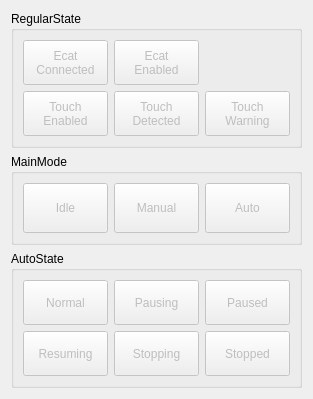
windsgo/edm_project, file App/InfoPanel/InfoPanel.ui: the form before one commit.
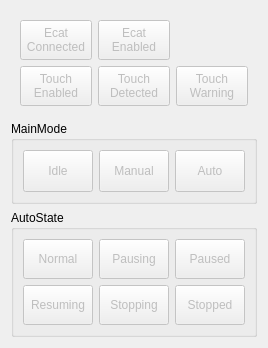
The form after the commit.

What changed in the file:
```diff
--- a/App/InfoPanel/InfoPanel.ui
+++ b/App/InfoPanel/InfoPanel.ui
@@ -6,37 +6,16 @@
    <rect>
     <x>0</x>
     <y>0</y>
-    <width>309</width>
-    <height>399</height>
+    <width>264</width>
+    <height>348</height>
    </rect>
   </property>
   <property name="windowTitle">
    <string>Form</string>
   </property>
-  <layout class="QVBoxLayout" name="verticalLayout">
-   <item>
-    <widget class="QGroupBox" name="groupBox_regularstate">
-     <property name="sizePolicy">
-      <sizepolicy hsizetype="Preferred" vsizetype="Preferred">
-       <horstretch>0</horstretch>
-       <verstretch>0</verstretch>
-      </sizepolicy>
-     </property>
-     <property name="minimumSize">
-      <size>
-       <width>0</width>
-       <height>0</height>
-      </size>
-     </property>
-     <property name="maximumSize">
-      <size>
-       <width>16777215</width>
-       <height>16777215</height>
-      </size>
-     </property>
-     <property name="title">
-      <string>RegularState</string>
-     </property>
+  <layout class="QGridLayout" name="gridLayout_3">
+   <item row="0" column="0">
+    <widget class="QWidget" name="widget" native="true">
      <layout class="QGridLayout" name="gridLayout">
       <item row="0" column="0">
        <widget class="QPushButton" name="pb_display_ecat_connected">
@@ -51,8 +30,8 @@
         </property>
         <property name="minimumSize">
          <size>
-          <width>85</width>
-          <height>45</height>
+          <width>70</width>
+          <height>40</height>
          </size>
         </property>
         <property name="maximumSize">
@@ -73,6 +52,41 @@
         </property>
        </widget>
       </item>
+      <item row="0" column="1">
+       <widget class="QPushButton" name="pb_display_ecat_enabled">
+        <property name="enabled">
+         <bool>false</bool>
+        </property>
+        <property name="sizePolicy">
+         <sizepolicy hsizetype="Preferred" vsizetype="Preferred">
+          <horstretch>0</horstretch>
+          <verstretch>0</verstretch>
+         </sizepolicy>
+        </property>
+        <property name="minimumSize">
+         <size>
+          <width>70</width>
+          <height>40</height>
+         </size>
+        </property>
+        <property name="maximumSize">
+         <size>
+          <width>16777215</width>
+          <height>60</height>
+         </size>
+        </property>
+        <property name="text">
+         <string>Ecat
+Enabled</string>
+        </property>
+        <property name="checkable">
+         <bool>true</bool>
+        </property>
+        <property name="autoExclusive">
+         <bool>false</bool>
+        </property>
+       </widget>
+      </item>
       <item row="1" column="0">
        <widget class="QPushButton" name="pb_display_touch_enabled">
         <property name="enabled">
@@ -86,8 +100,8 @@
         </property>
         <property name="minimumSize">
          <size>
-          <width>85</width>
-          <height>45</height>
+          <width>70</width>
+          <height>40</height>
          </size>
         </property>
         <property name="maximumSize">
@@ -108,7 +122,7 @@
         </property>
        </widget>
       </item>
-      <item row="1" column="2">
+      <item row="1" column="1">
        <widget class="QPushButton" name="pb_display_touch_detected">
         <property name="enabled">
          <bool>false</bool>
@@ -121,8 +135,8 @@
         </property>
         <property name="minimumSize">
          <size>
-          <width>85</width>
-          <height>45</height>
+          <width>70</width>
+          <height>40</height>
          </size>
         </property>
         <property name="maximumSize">
@@ -143,7 +157,7 @@
         </property>
        </widget>
       </item>
-      <item row="1" column="3">
+      <item row="1" column="2">
        <widget class="QPushButton" name="pb_display_touch_warning">
         <property name="enabled">
          <bool>false</bool>
@@ -156,8 +170,8 @@
         </property>
         <property name="minimumSize">
          <size>
-          <width>85</width>
-          <height>45</height>
+          <width>70</width>
+          <height>40</height>
          </size>
         </property>
         <property name="maximumSize">
@@ -178,45 +192,10 @@
         </property>
        </widget>
       </item>
-      <item row="0" column="2">
-       <widget class="QPushButton" name="pb_display_ecat_enabled">
-        <property name="enabled">
-         <bool>false</bool>
-        </property>
-        <property name="sizePolicy">
-         <sizepolicy hsizetype="Preferred" vsizetype="Preferred">
-          <horstretch>0</horstretch>
-          <verstretch>0</verstretch>
-         </sizepolicy>
-        </property>
-        <property name="minimumSize">
-         <size>
-          <width>85</width>
-          <height>45</height>
-         </size>
-        </property>
-        <property name="maximumSize">
-         <size>
-          <width>16777215</width>
-          <height>60</height>
-         </size>
-        </property>
-        <property name="text">
-         <string>Ecat
-Enabled</string>
-        </property>
-        <property name="checkable">
-         <bool>true</bool>
-        </property>
-        <property name="autoExclusive">
-         <bool>false</bool>
-        </property>
-       </widget>
-      </item>
      </layout>
     </widget>
    </item>
-   <item>
+   <item row="1" column="0">
     <widget class="QGroupBox" name="groupBox_mainmode">
      <property name="title">
       <string>MainMode</string>
@@ -235,8 +214,8 @@
         </property>
         <property name="minimumSize">
          <size>
-          <width>85</width>
-          <height>45</height>
+          <width>70</width>
+          <height>40</height>
          </size>
         </property>
         <property name="maximumSize">
@@ -269,8 +248,8 @@
         </property>
         <property name="minimumSize">
          <size>
-          <width>85</width>
-          <height>45</height>
+          <width>70</width>
+          <height>40</height>
          </size>
         </property>
         <property name="maximumSize">
@@ -303,8 +282,8 @@
         </property>
         <property name="minimumSize">
          <size>
-          <width>85</width>
-          <height>45</height>
+          <width>70</width>
+          <height>40</height>
          </size>
         </property>
         <property name="maximumSize">
@@ -327,7 +306,7 @@
      </layout>
     </widget>
    </item>
-   <item>
+   <item row="2" column="0">
     <widget class="QGroupBox" name="groupBox_autostate">
      <property name="title">
       <string>AutoState</string>
@@ -346,8 +325,8 @@
         </property>
         <property name="minimumSize">
          <size>
-          <width>85</width>
-          <height>45</height>
+          <width>70</width>
+          <height>40</height>
          </size>
         </property>
         <property name="maximumSize">
@@ -380,8 +359,8 @@
         </property>
         <property name="minimumSize">
          <size>
-          <width>85</width>
-          <height>45</height>
+          <width>70</width>
+          <height>40</height>
          </size>
         </property>
         <property name="maximumSize">
@@ -414,8 +393,8 @@
         </property>
         <property name="minimumSize">
          <size>
-          <width>85</width>
-          <height>45</height>
+          <width>70</width>
+          <height>40</height>
          </size>
         </property>
         <property name="maximumSize">
@@ -448,8 +427,8 @@
         </property>
         <property name="minimumSize">
          <size>
-          <width>85</width>
-          <height>45</height>
+          <width>70</width>
+          <height>40</height>
          </size>
         </property>
         <property name="maximumSize">
@@ -482,8 +461,8 @@
         </property>
         <property name="minimumSize">
          <size>
-          <width>85</width>
-          <height>45</height>
+          <width>70</width>
+          <height>40</height>
          </size>
         </property>
         <property name="maximumSize">
@@ -516,8 +495,8 @@
         </property>
         <property name="minimumSize">
          <size>
-          <width>85</width>
-          <height>45</height>
+          <width>70</width>
+          <height>40</height>
          </size>
         </property>
         <property name="maximumSize">
```
